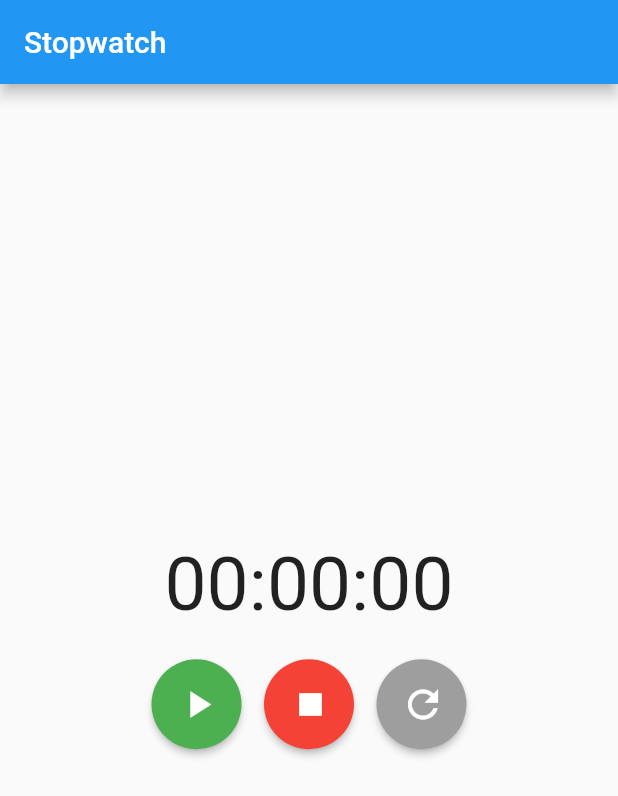
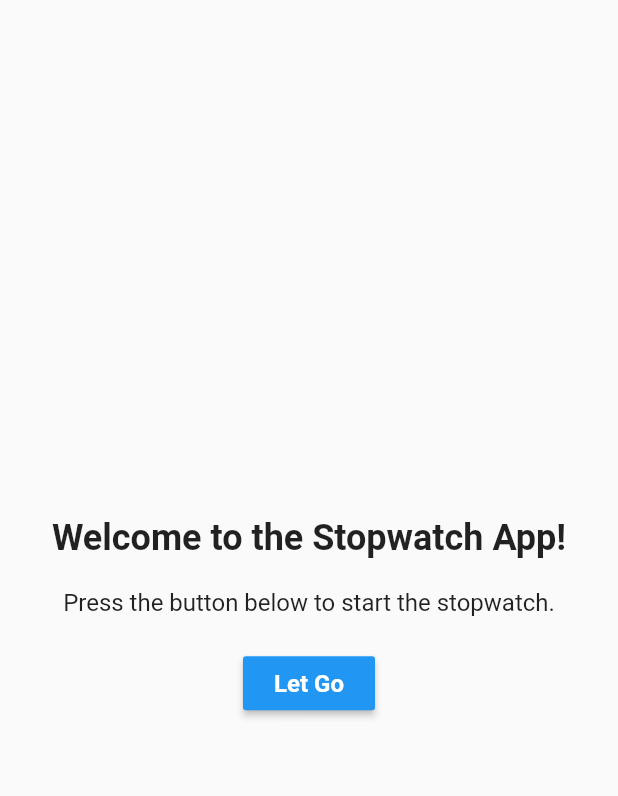
Before and after one commit to paricode123/stop_watch_withlocation, a Flutter app: the screen it shows after launch, on a phone screen of 412 x 824 dp. Shown: the top 796 px of the screen. Run offline on Flutter 3.47's test engine with Material 2 defaults, Android fonts, the phone set to English and light mode, and no system bars; our stand-ins replace geolocator, google_maps_flutter.

Commit message:
project ongoing

```diff
--- a/lib/main.dart
+++ b/lib/main.dart
@@ -1,5 +1,5 @@
 import 'package:flutter/material.dart';
-import 'package:stopwatch/ui/stop_watchpage.dart';
+import 'package:stopwatch/ui/welcome_page.dart';
 
 void main() {
   runApp(const MyApp());
@@ -11,7 +11,7 @@ class MyApp extends StatelessWidget {
   Widget build(BuildContext context) {
     return MaterialApp(
       debugShowCheckedModeBanner: false,
-      home: StopwatchPage(),
+      home: WelcomePage(),
     );
   }
 }
--- a/lib/ui/stop_watchpage.dart
+++ b/lib/ui/stop_watchpage.dart
@@ -88,7 +88,7 @@ class _StopwatchPageState extends State<StopwatchPage> {
               _elapsedTime,
               style: TextStyle(fontSize: 50),
             ),
-            SizedBox(height: 20),
+            SizedBox(height: 70),
             Row(
               mainAxisAlignment: MainAxisAlignment.center,
               children: <Widget>[
@@ -102,7 +102,7 @@ class _StopwatchPageState extends State<StopwatchPage> {
                     shape: CircleBorder(),
                   ),
                 ),
-                SizedBox(width: 15),
+                SizedBox(width: 55),
                 SizedBox(
                   width: 60,
                   height: 60,
@@ -113,14 +113,14 @@ class _StopwatchPageState extends State<StopwatchPage> {
                     shape: CircleBorder(),
                   ),
                 ),
-                SizedBox(width: 15),
+                SizedBox(width: 55),
                 SizedBox(
                   width: 60,
                   height: 60,
                   child: RaisedButton(
                     onPressed: _resetStopwatch,
                     child: Icon(Icons.refresh, color: Colors.white, size: 30),
-                    color: Colors.grey,
+                    color: Colors.blue,
                     shape: CircleBorder(),
                   ),
                 ),
--- /dev/null
+++ b/lib/ui/welcome_page.dart
@@ -0,0 +1,62 @@
+import 'package:flutter/material.dart';
+import 'package:stopwatch/ui/stop_watchpage.dart';
+
+class WelcomePage extends StatefulWidget {
+  @override
+  _WelcomePageState createState() => _WelcomePageState();
+}
+
+class _WelcomePageState extends State<WelcomePage> {
+  @override
+  Widget build(BuildContext context) {
+    return Scaffold(
+      body: Center(
+        child: Column(
+          mainAxisAlignment: MainAxisAlignment.center,
+          children: <Widget>[
+            Text(
+              'Welcome to the Stopwatch App!',
+              style: TextStyle(
+                fontSize: 24.0,
+                fontWeight: FontWeight.bold,
+              ),
+            ),
+            SizedBox(height: 20.0),
+            Text(
+              'Press the button below to start the stopwatch.',
+              style: TextStyle(
+                fontSize: 16.0,
+              ),
+            ),
+            SizedBox(height: 20.0),
+            RaisedButton(
+              onPressed: () {
+                Navigator.push(
+                  context,
+                  MaterialPageRoute(
+                    builder: (context) => Builder(
+                      builder: (context) => StopwatchPage(),
+                    ),
+                  ),
+                );
+              },
+              child: Text(
+                'Let Go',
+                style: TextStyle(
+                  fontSize: 16.0,
+                  fontWeight: FontWeight.bold,
+                  color: Colors.white,
+                ),
+              ),
+              color: Colors.blue,
+              padding: EdgeInsets.symmetric(
+                horizontal: 16.0,
+                vertical: 8.0,
+              ),
+            ),
+          ],
+        ),
+      ),
+    );
+  }
+}
```
